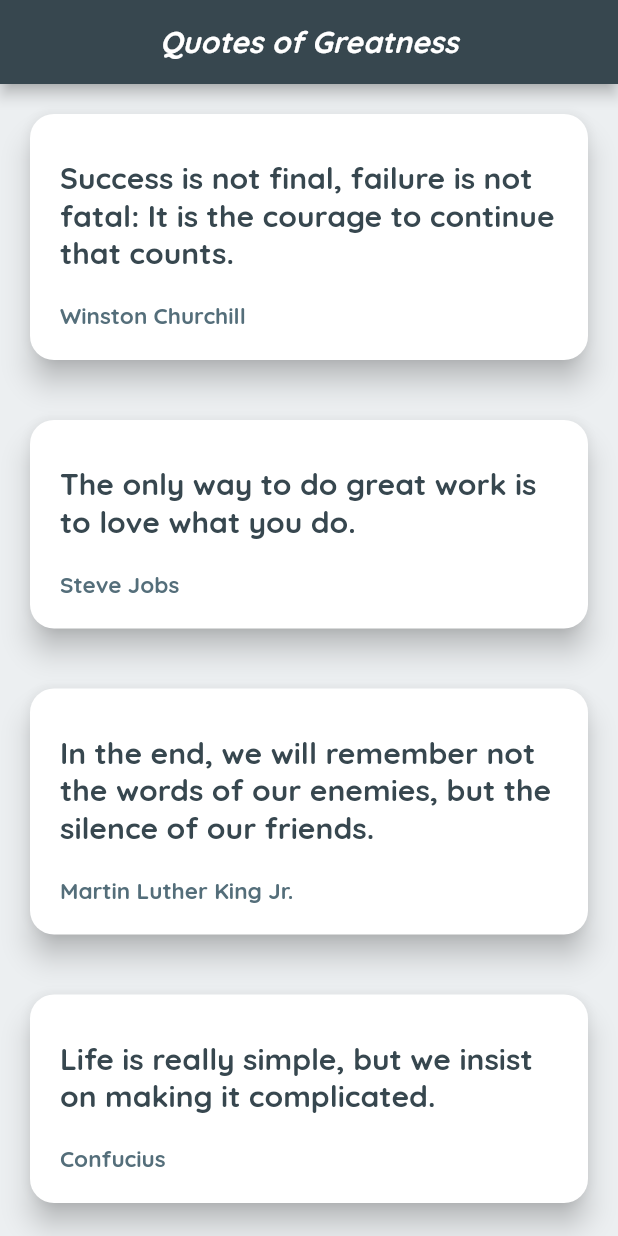
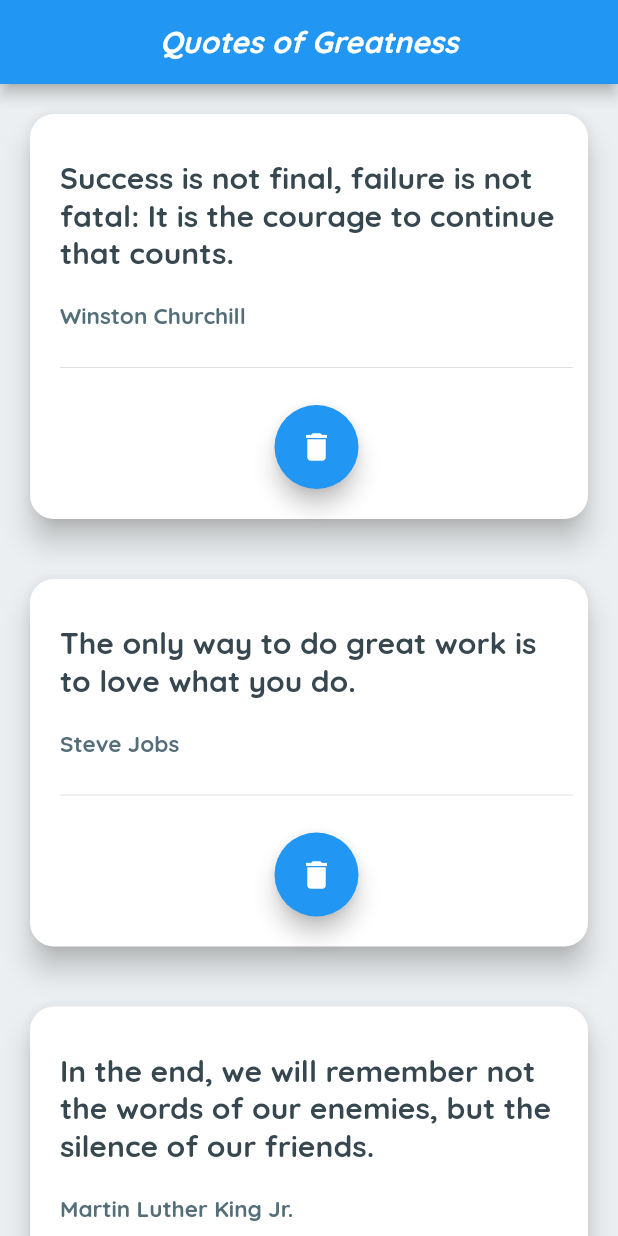
Before and after one commit to CovenantJunior/quote_list, a Flutter app: the screen it shows after launch, on a phone screen of 412 x 824 dp. Run offline on Flutter 3.47's test engine with Material 2 defaults, Android fonts, the phone set to English and light mode, and no system bars.

Commit message:
New theme and delete button

```diff
--- a/lib/main.dart
+++ b/lib/main.dart
@@ -116,7 +116,7 @@
             fontWeight: FontWeight.bold,
             fontStyle: FontStyle.italic,
             fontSize: 20),
-        backgroundColor: Colors.blueGrey[800],
+        backgroundColor: Colors.blue,
       ),
       /* body: Padding(
         padding: const EdgeInsets.all(25.0),
--- a/lib/quote_card.dart
+++ b/lib/quote_card.dart
@@ -3,7 +3,8 @@
 
 class QuoteCard extends StatelessWidget {
   const QuoteCard({
-    super.key, required this.quote,
+    super.key,
+    required this.quote,
   });
 
   final Quotes quote;
@@ -40,6 +41,19 @@
                   fontFamily: 'Quicksand',
                   fontWeight: FontWeight.w700),
             ),
+            const Divider(
+              height: 50.0,
+            ),
+            FloatingActionButton(
+              onPressed: () {
+                // ignore: avoid_print
+                print('Delete ${quote.id}');
+              },
+              child: const Icon(
+                Icons.delete,
+                color: Colors.white,
+              ),
+            )
           ],
         ),
       ),
```
